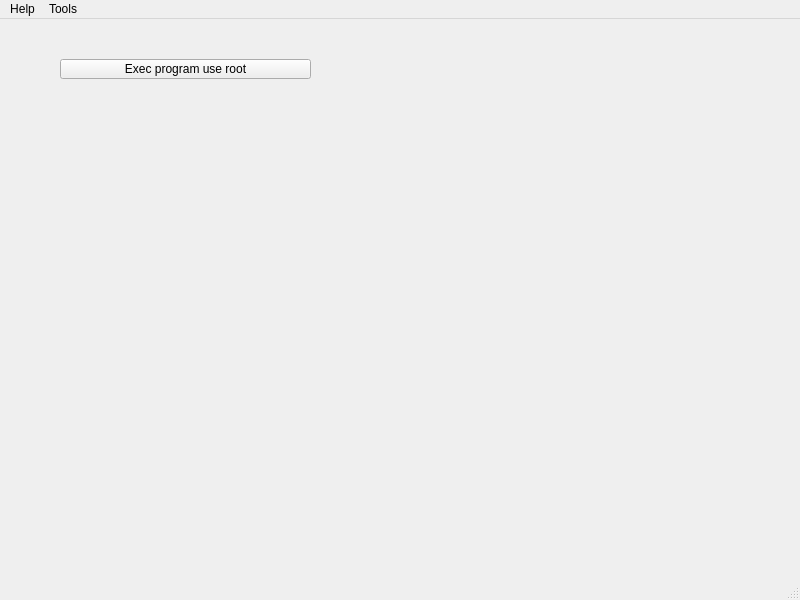
Above: App/MainWindow.ui from KangLin/RabbitCommon before the change. Below: the same form after it.
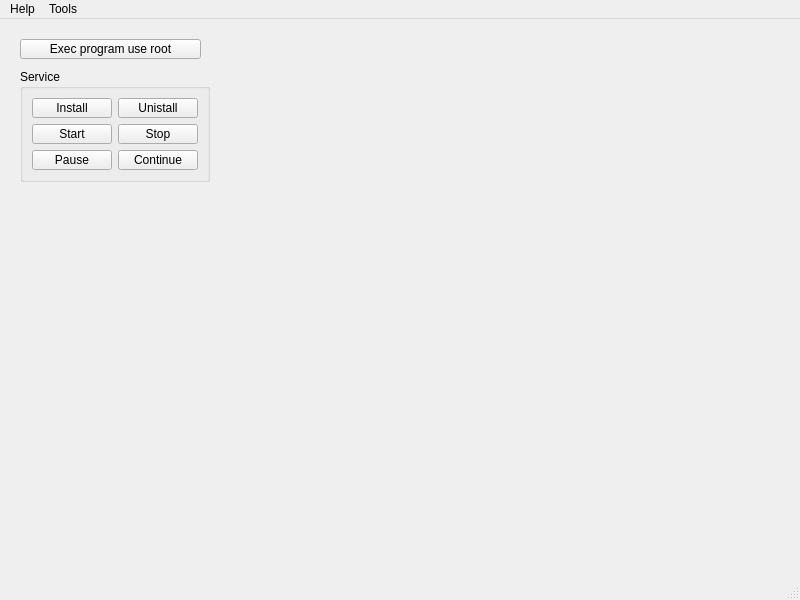
That is the form after the change.

Commit message: Add Service manage

What changed in the file:
```diff
--- a/App/MainWindow.ui
+++ b/App/MainWindow.ui
@@ -17,9 +17,9 @@
    <widget class="QPushButton" name="pushButton">
     <property name="geometry">
      <rect>
-      <x>60</x>
-      <y>40</y>
-      <width>251</width>
+      <x>20</x>
+      <y>20</y>
+      <width>181</width>
       <height>20</height>
      </rect>
     </property>
@@ -27,6 +27,63 @@
      <string>Exec program use root</string>
     </property>
    </widget>
+   <widget class="QGroupBox" name="groupBox">
+    <property name="geometry">
+     <rect>
+      <x>20</x>
+      <y>50</y>
+      <width>190</width>
+      <height>113</height>
+     </rect>
+    </property>
+    <property name="title">
+     <string>Service</string>
+    </property>
+    <layout class="QGridLayout" name="gridLayout">
+     <item row="0" column="0">
+      <widget class="QPushButton" name="pbInstallService">
+       <property name="text">
+        <string>Install</string>
+       </property>
+      </widget>
+     </item>
+     <item row="0" column="1">
+      <widget class="QPushButton" name="pbUninstallService">
+       <property name="text">
+        <string>Unistall</string>
+       </property>
+      </widget>
+     </item>
+     <item row="1" column="0">
+      <widget class="QPushButton" name="pbStartService">
+       <property name="text">
+        <string>Start</string>
+       </property>
+      </widget>
+     </item>
+     <item row="1" column="1">
+      <widget class="QPushButton" name="pbStop">
+       <property name="text">
+        <string>Stop</string>
+       </property>
+      </widget>
+     </item>
+     <item row="2" column="0">
+      <widget class="QPushButton" name="pbPauseService">
+       <property name="text">
+        <string>Pause</string>
+       </property>
+      </widget>
+     </item>
+     <item row="2" column="1">
+      <widget class="QPushButton" name="pbContinueService">
+       <property name="text">
+        <string>Continue</string>
+       </property>
+      </widget>
+     </item>
+    </layout>
+   </widget>
   </widget>
   <widget class="QMenuBar" name="menubar">
    <property name="geometry">
```
The commit also changes 9 other files.
